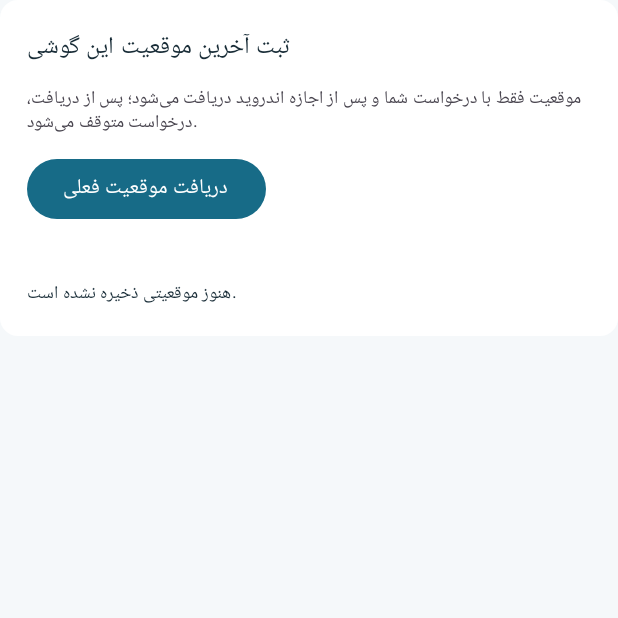
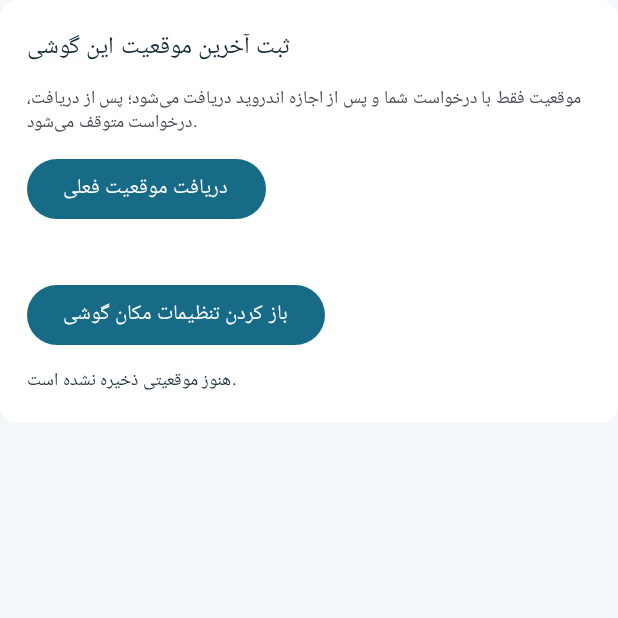
Before and after one commit to ghadirb/HamrahYab, an Android app built with Jetpack Compose: the composable LocationCaptureCard called with empty values, on a phone screen of 412 x 824 dp, the top half of it. Run offline under Robolectric (Android 15) with nearby library versions, the phone set to English and light mode, and no system bars.

Commit message:
Explain location permission denial and add system location settings shortcut

```diff
--- a/app/src/main/java/ir/maliarpro/hamrahyab/ui/LocationCaptureCard.kt
+++ b/app/src/main/java/ir/maliarpro/hamrahyab/ui/LocationCaptureCard.kt
@@ -2,6 +2,8 @@ package ir.maliarpro.hamrahyab.ui
 
 import android.Manifest
 import android.content.pm.PackageManager
+import android.content.Intent
+import android.provider.Settings
 import androidx.activity.compose.rememberLauncherForActivityResult
 import androidx.activity.result.contract.ActivityResultContracts
 import androidx.compose.foundation.layout.Arrangement
@@ -14,6 +16,10 @@ import androidx.compose.material3.CardDefaults
 import androidx.compose.material3.MaterialTheme
 import androidx.compose.material3.Text
 import androidx.compose.runtime.Composable
+import androidx.compose.runtime.mutableStateOf
+import androidx.compose.runtime.remember
+import androidx.compose.runtime.getValue
+import androidx.compose.runtime.setValue
 import androidx.compose.ui.Modifier
 import androidx.compose.ui.platform.LocalContext
 import androidx.compose.ui.unit.dp
@@ -30,13 +36,17 @@ fun LocationCaptureCard(
     onCapture: () -> Unit
 ) {
     val context = LocalContext.current
+    var permissionMessage by remember { mutableStateOf<String?>(null) }
     val launcher = rememberLauncherForActivityResult(
         ActivityResultContracts.RequestMultiplePermissions()
     ) { result ->
         if (result[Manifest.permission.ACCESS_FINE_LOCATION] == true ||
             result[Manifest.permission.ACCESS_COARSE_LOCATION] == true
         ) {
+            permissionMessage = null
             onCapture()
+        } else {
+            permissionMessage = "مجوز مکان داده نشد. اجازه دسترسی تقریبی یا دقیق را فعال کنید."
         }
     }
 
@@ -78,6 +88,14 @@ fun LocationCaptureCard(
                 Text(if (isCapturing) "در حال دریافت موقعیت..." else "دریافت موقعیت فعلی")
             }
             Text(status, style = MaterialTheme.typography.bodySmall)
+            permissionMessage?.let {
+                Text(it, style = MaterialTheme.typography.bodySmall, color = MaterialTheme.colorScheme.error)
+            }
+            Button(onClick = {
+                context.startActivity(Intent(Settings.ACTION_LOCATION_SOURCE_SETTINGS))
+            }) {
+                Text("باز کردن تنظیمات مکان گوشی")
+            }
             if (lastLocation != null) {
                 Text(
                     "آخرین ثبت: " + DateFormat.getDateTimeInstance()
```
